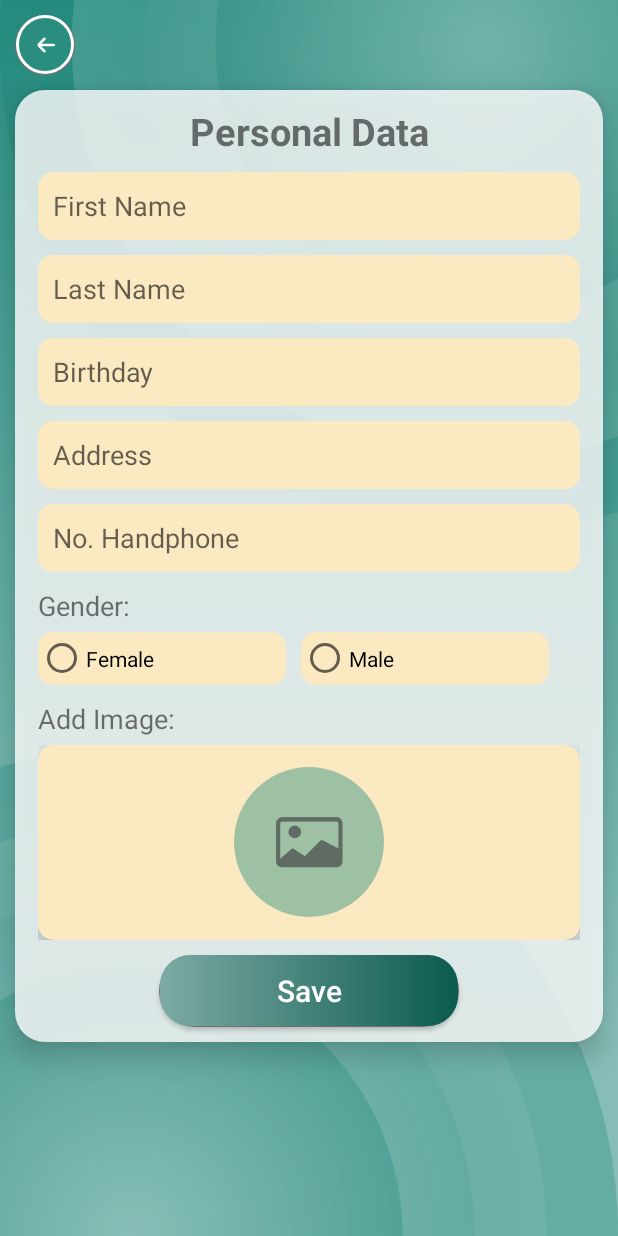
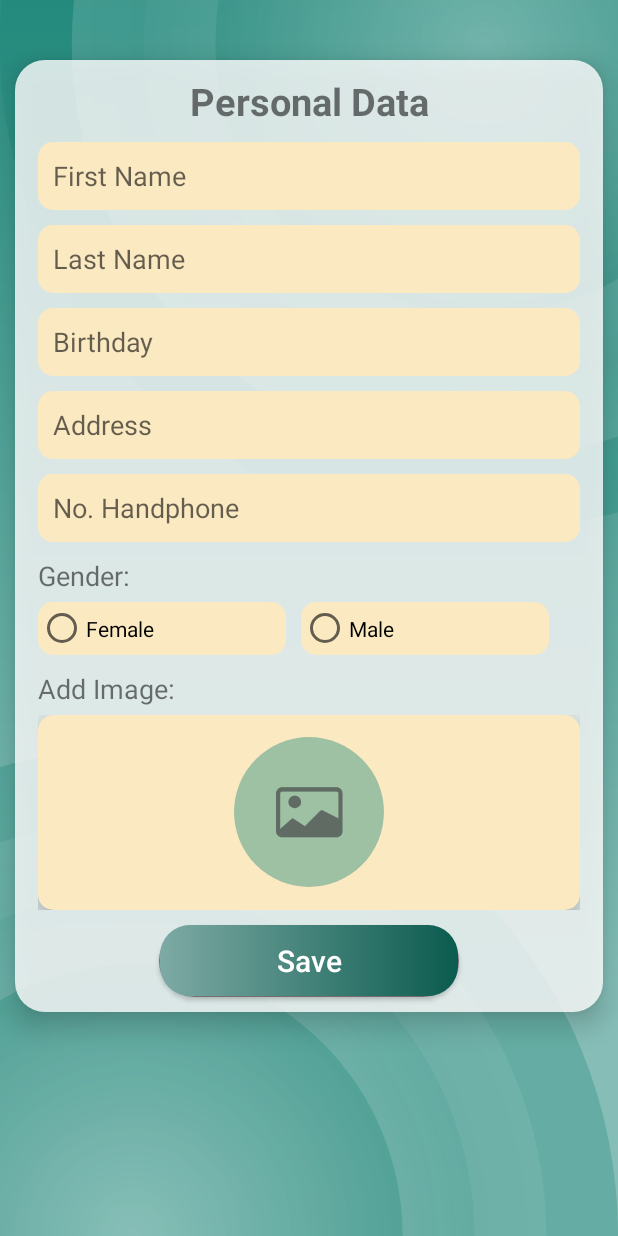
Before and after one commit to PratamaIwang/tanya.in, an Android app: the Personaldata screen opened directly, with no data from a screen before it, on a phone screen of 412 x 824 dp. Run offline under Robolectric (Android 15) with nearby library versions, the phone set to English and light mode, and no system bars; our stand-ins replace CircleImageView, Firebase (no records; nobody signed in at launch, a user with empty details on screens opened directly).

Commit message:
Update xml Personal

```diff
--- a/app/src/main/res/layout/activity_personaldata.xml
+++ b/app/src/main/res/layout/activity_personaldata.xml
@@ -5,12 +5,10 @@
     android:background="@drawable/bg_1"
     android:layout_width="match_parent"
     android:layout_height="match_parent"
-    android:layout_marginLeft="0dp"
-    android:layout_marginRight="0dp"
     android:orientation="vertical"
     tools:context=".Personaldata">
 
-    <ImageView
+<!--    <ImageView
         android:id="@+id/Backbtn"
         android:layout_width="40dp"
         android:layout_height="40dp"
@@ -19,13 +17,14 @@
         android:background="@drawable/white_stroke_circel"
         android:padding="10dp"
         app:srcCompat="@drawable/ic_back"
-        app:tint="@color/white" />
+        app:tint="@color/white" />-->
 
     <ScrollView
         android:layout_width="match_parent"
         android:layout_height="wrap_content"
         android:layout_gravity="center"
         android:layout_marginHorizontal="10dp"
+        android:layout_marginTop="40dp"
         android:background="@drawable/shape_login"
         android:elevation="10dp">
 
--- a/app/src/main/res/menu/nav_menu.xml
+++ b/app/src/main/res/menu/nav_menu.xml
@@ -14,7 +14,7 @@
                 <item
                     android:id="@+id/nav_Profile"
                     android:icon="@drawable/ic_profil"
-                    android:title="Profle"/>
+                    android:title="Profile"/>
                 <item
                     android:id="@+id/nav_Logout"
                     android:icon="@drawable/ic_logout"
```
